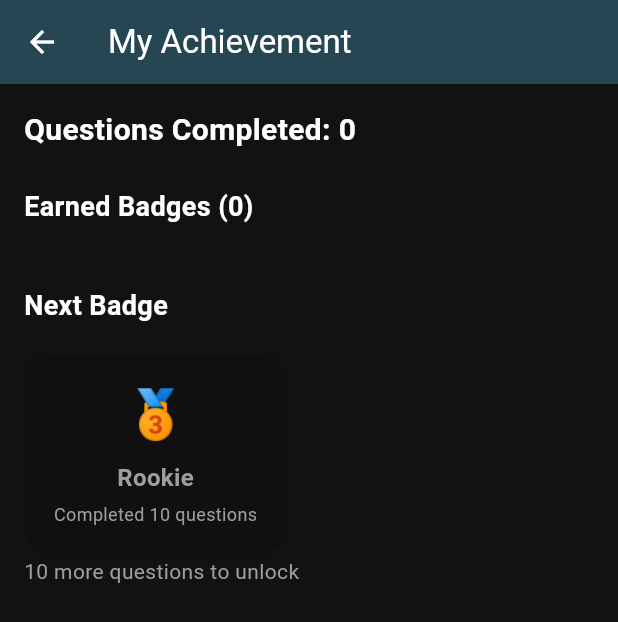
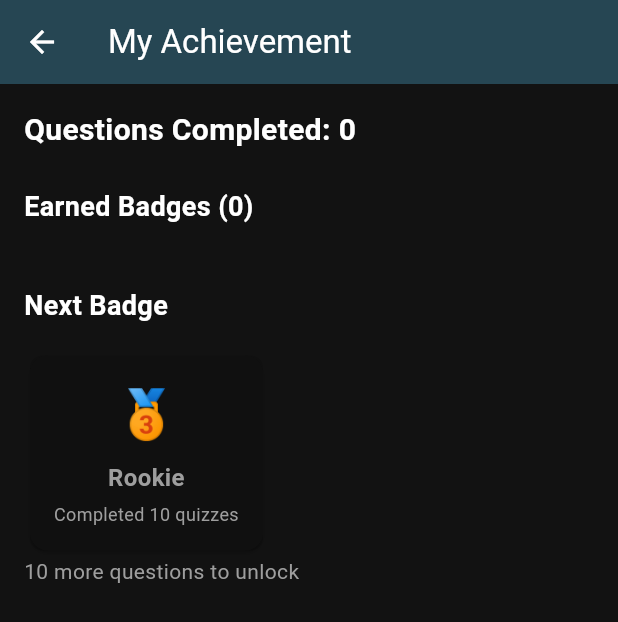
Before and after one commit to Jesudunsin2005/Phynix, a Flutter app: the BadgesPage screen opened by its route, on a phone screen of 412 x 824 dp. Shown: the top 622 px of the screen. Run offline on Flutter 3.47's test engine with Material 3 defaults, Android fonts, the phone set to English and light mode, and no system bars; our stand-ins replace flutter_dotenv, supabase_flutter; accounts and stored records are empty; network calls fail; statements that could not run were skipped.

Commit message:
edited the badge.dart and the profile.dart

```diff
--- a/lib/root/badge.dart
+++ b/lib/root/badge.dart
@@ -21,55 +21,55 @@ class BadgeSystem {
       name: 'Rookie',
       icon: '🥉',
       requiredQuestions: 10,
-      description: 'Completed 10 questions',
+      description: 'Completed 10 quizzes',
     ),
     BadgeModel(
       name: 'Bronze Star',
       icon: '⭐',
       requiredQuestions: 25,
-      description: 'Completed 25 questions',
+      description: 'Completed 25 quizzes',
     ),
     BadgeModel(
       name: 'Silver Scholar',
       icon: '🥈',
       requiredQuestions: 50,
-      description: 'Completed 50 questions',
+      description: 'Completed 50 quizzes',
     ),
     BadgeModel(
       name: 'Gold Champion',
       icon: '🥇',
       requiredQuestions: 100,
-      description: 'Completed 100 questions',
+      description: 'Completed 100 quizzes',
     ),
     BadgeModel(
       name: 'Quiz Master',
       icon: '👑',
       requiredQuestions: 200,
-      description: 'Completed 200 questions',
+      description: 'Completed 200 quizzes',
     ),
     BadgeModel(
       name: 'Knowledge Seeker',
       icon: '🎯',
       requiredQuestions: 300,
-      description: 'Completed 300 questions',
+      description: 'Completed 300 quizzes',
     ),
     BadgeModel(
       name: 'Wisdom Sage',
       icon: '🏅',
       requiredQuestions: 400,
-      description: 'Completed 400 questions',
+      description: 'Completed 400 quizzes',
     ),
     BadgeModel(
       name: 'Grand Scholar',
       icon: '🎓',
       requiredQuestions: 500,
-      description: 'Completed 500 questions',
+      description: 'Completed 500 quizzes',
     ),
     BadgeModel(
       name: 'Ultimate Master',
       icon: '🏆',
       requiredQuestions: 1000,
-      description: 'Completed 1000 questions',
+      description: 'Completed 1000 quizzes',
     ),
   ];
 
--- a/lib/root/profile.dart
+++ b/lib/root/profile.dart
@@ -80,13 +80,6 @@ class _ProfilePageState extends State<ProfilePage> {
         monthlyTotal += (quiz['score'] as num).toDouble();
       }
 
-      // Load achievements
-      final achievementsResponse =
-          await _supabase.from('Achievement').select().order('created_at');
-
-      final List<Map<String, dynamic>> achievements =
-          List<Map<String, dynamic>>.from(achievementsResponse);
-
       if (mounted) {
         setState(() {
           _username = profileData['username'] ?? 'App User';
@@ -96,7 +89,7 @@ class _ProfilePageState extends State<ProfilePage> {
           _totalQuizzes = completedQuizCount;
           _monthlyAverage =
               monthlyQuizzes.isEmpty ? 0 : monthlyTotal / monthlyQuizzes.length;
-          _achievements = achievements;
+
           _isLoading = false;
           _usernameController.text = _username;
         });
```
